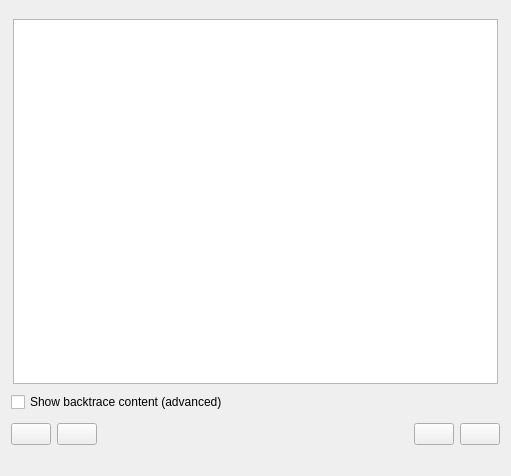
Before: the Qt Designer form drkonqi/ui/backtracewidget.ui in KDE/kde-runtime, drawn with Qt 5.
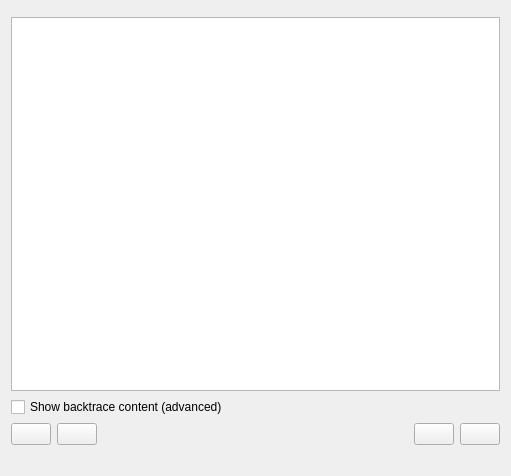
After: the same form once the commit is applied. The open tabs and pages were chosen to show the change. Custom widgets are drawn as their Qt base class.

Commit message: - Remove spacer from Backtrace Widget - Replace "Gathering" -> "Generating" ("backtrace") in the BacktraceWidget

Diff of the .ui file:
```diff
--- a/drkonqi/ui/backtracewidget.ui
+++ b/drkonqi/ui/backtracewidget.ui
@@ -31,10 +31,10 @@
          <widget class="QWidget" name="backtracePage">
           <layout class="QHBoxLayout" name="horizontalLayout">
            <property name="spacing">
-            <number>2</number>
+            <number>0</number>
            </property>
            <property name="margin">
-            <number>2</number>
+            <number>0</number>
            </property>
            <item>
             <widget class="KTextBrowser" name="m_backtraceEdit"/>
@@ -100,22 +100,6 @@
          </property>
         </widget>
        </item>
-       <item>
-        <spacer name="verticalSpacer_2">
-         <property name="orientation">
-          <enum>Qt::Vertical</enum>
-         </property>
-         <property name="sizeType">
-          <enum>QSizePolicy::Fixed</enum>
-         </property>
-         <property name="sizeHint" stdset="0">
-          <size>
-           <width>20</width>
-           <height>5</height>
-          </size>
-         </property>
-        </spacer>
-       </item>
       </layout>
      </item>
      <item>
```
Left out of the diff: 7 changed lines with no effect on the pictures. The commit also changes 1 other file.
